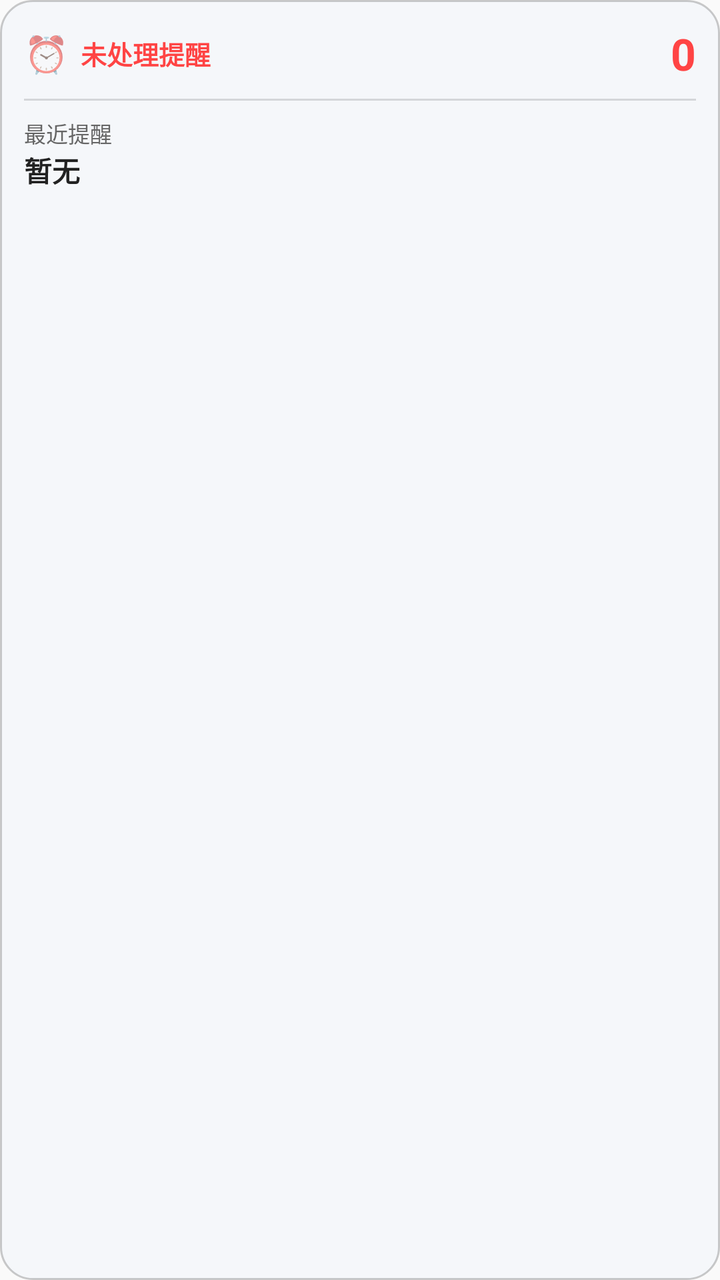
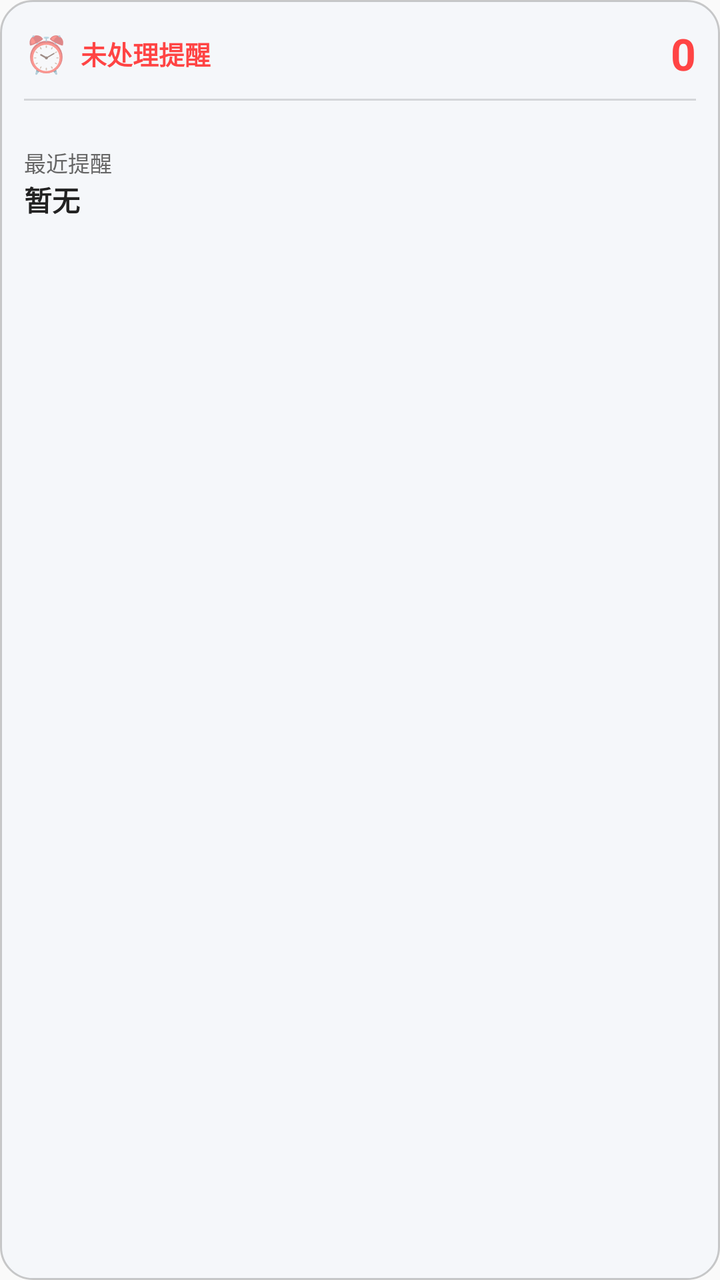

Two renders of the same Android screen: before a commit and after it. Below are the layout's source before the change and the commit's diff.
<!-- AndroidManifest.xml: application theme Theme.ReminderApp -->
<!-- res/layout/widget_reminder.xml -->
<?xml version="1.0" encoding="utf-8"?>
<LinearLayout xmlns:android="http://schemas.android.com/apk/res/android"
    android:layout_width="match_parent"
    android:layout_height="match_parent"
    android:orientation="vertical"
    android:background="@drawable/widget_bg"
    android:padding="12dp">

    <LinearLayout
        android:layout_width="match_parent"
        android:layout_height="wrap_content"
        android:orientation="horizontal"
        android:gravity="center_vertical">

        <TextView
            android:id="@+id/widget_icon"
            android:layout_width="wrap_content"
            android:layout_height="wrap_content"
            android:text="⏰"
            android:textSize="18sp" />

        <TextView
            android:id="@+id/widget_unhandled_title"
            android:layout_width="0dp"
            android:layout_height="wrap_content"
            android:layout_weight="1"
            android:layout_marginStart="6dp"
            android:text="未处理提醒"
            android:textColor="#FF4444"
            android:textSize="13sp"
            android:textStyle="bold" />

        <TextView
            android:id="@+id/widget_unhandled_count"
            android:layout_width="wrap_content"
            android:layout_height="wrap_content"
            android:text="0"
            android:textColor="#FF4444"
            android:textSize="22sp"
            android:textStyle="bold" />
    </LinearLayout>

    <View
        android:layout_width="match_parent"
        android:layout_height="1dp"
        android:layout_marginTop="8dp"
        android:layout_marginBottom="8dp"
        android:background="#22000000" />

    <TextView
        android:id="@+id/widget_next_label"
        android:layout_width="wrap_content"
        android:layout_height="wrap_content"
        android:text="最近提醒"
        android:textColor="#666666"
        android:textSize="11sp" />

    <TextView
        android:id="@+id/widget_next_title"
        android:layout_width="match_parent"
        android:layout_height="wrap_content"
        android:maxLines="1"
        android:ellipsize="end"
        android:text="暂无"
        android:textColor="#222222"
        android:textSize="14sp"
        android:textStyle="bold" />

    <TextView
        android:id="@+id/widget_next_time"
        android:layout_width="match_parent"
        android:layout_height="wrap_content"
        android:text=""
        android:textColor="#888888"
        android:textSize="11sp" />

</LinearLayout>
<!-- resources referenced by this layout -->
<resources>
  <!-- drawable widget_bg (drawable) -->
  <?xml version="1.0" encoding="utf-8"?>
  <shape xmlns:android="http://schemas.android.com/apk/res/android"
      android:shape="rectangle">
      <solid android:color="#F5F7FA" />
      <corners android:radius="16dp" />
      <stroke
          android:width="1dp"
          android:color="#33000000" />
  </shape>
  <style name="Theme.ReminderApp" parent="android:Theme.Material.Light.NoActionBar">
          <item name="android:statusBarColor">@color/app_background</item>
          <item name="android:navigationBarColor">@color/app_background</item>
          <item name="android:windowLightStatusBar">true</item>
      </style>
  <color name="app_background">#FFF8F8F8</color>
</resources>

<!-- the commit's change to res/layout/widget_reminder.xml (unified diff, before → after) -->
@@ -47,6 +47,15 @@
         android:layout_marginBottom="8dp"
         android:background="#22000000" />
 
+    
+    <TextView
+        android:id="@+id/widget_lunar"
+        android:layout_width="wrap_content"
+        android:layout_height="wrap_content"
+        android:text=""
+        android:textColor="#8A6D3B"
+        android:textSize="11sp" />
+
     <TextView
         android:id="@+id/widget_next_label"
         android:layout_width="wrap_content"
@@ -66,12 +75,33 @@
         android:textSize="14sp"
         android:textStyle="bold" />
 
-    <TextView
-        android:id="@+id/widget_next_time"
+    <LinearLayout
         android:layout_width="match_parent"
         android:layout_height="wrap_content"
-        android:text=""
-        android:textColor="#888888"
-        android:textSize="11sp" />
+        android:orientation="horizontal"
+        android:gravity="center_vertical">
+
+        <TextView
+            android:id="@+id/widget_next_time"
+            android:layout_width="0dp"
+            android:layout_height="wrap_content"
+            android:layout_weight="1"
+            android:text=""
+            android:textColor="#888888"
+            android:textSize="11sp" />
+
+        
+        <TextView
+            android:id="@+id/widget_complete_btn"
+            android:layout_width="wrap_content"
+            android:layout_height="wrap_content"
+            android:padding="4dp"
+            android:text="✓ 完成"
+            android:textColor="#FFFFFF"
+            android:textSize="11sp"
+            android:textStyle="bold"
+            android:background="@drawable/widget_complete_bg"
+            android:visibility="gone" />
+    </LinearLayout>
 
 </LinearLayout>
<!-- resource entries referenced after the edit -->
@@ -10,6 +10,13 @@
           android:width="1dp"
           android:color="#33000000" />
   </shape>
+  <!-- drawable widget_complete_bg (drawable) -->
+  <?xml version="1.0" encoding="utf-8"?>
+  <shape xmlns:android="http://schemas.android.com/apk/res/android"
+      android:shape="rectangle">
+      <solid android:color="#6750A4" />
+      <corners android:radius="14dp" />
+  </shape>
   <style name="Theme.ReminderApp" parent="android:Theme.Material.Light.NoActionBar">
           <item name="android:statusBarColor">@color/app_background</item>
           <item name="android:navigationBarColor">@color/app_background</item>
